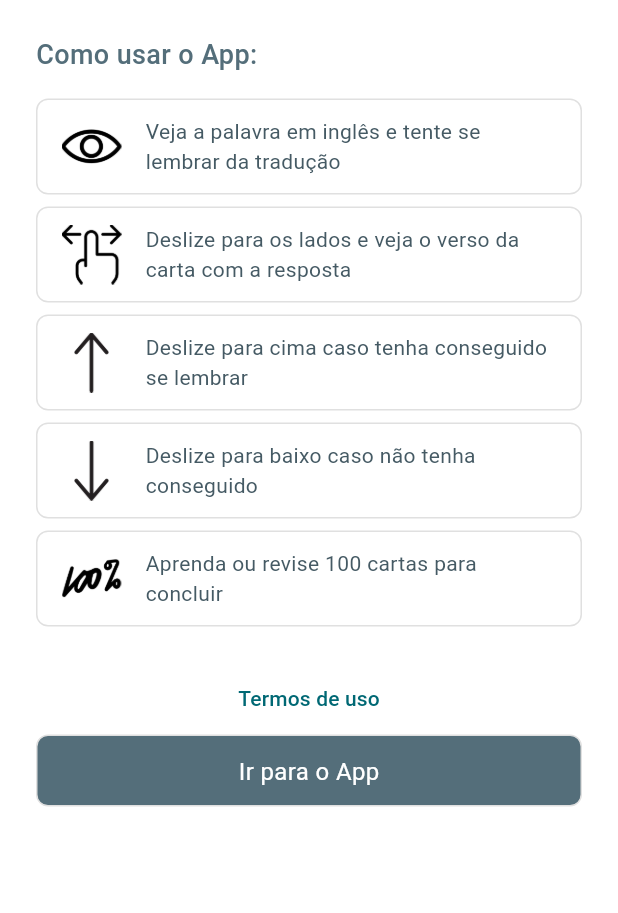
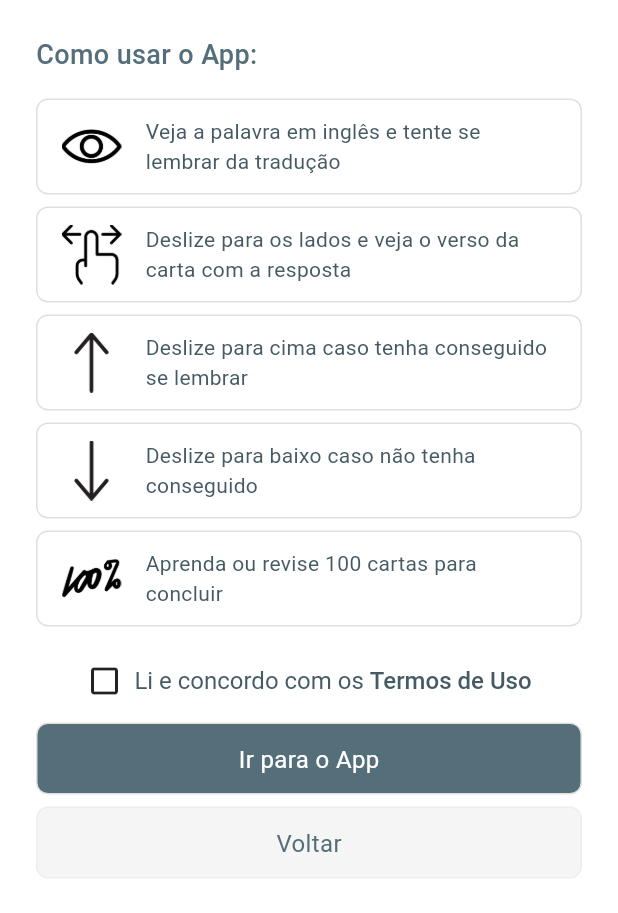
Before and after one commit to matvinFB/flash_cards, a Flutter app: the InfoScreen screen opened directly, on a phone screen of 412 x 824 dp, the part 323-1236 px from its top. Run offline on Flutter 3.47's test engine with Material 3 defaults, Android fonts, the phone set to English and light mode, and no system bars; our stand-ins replace device_info_plus, flutter_mobx, get_it, mobx, supabase_flutter; accounts and stored records are empty; generated files the repository leaves out were written again.

Commit message:
feat: add the need to accept the terms of use

```diff
--- a/lib/screens/info/info.view.dart
+++ b/lib/screens/info/info.view.dart
@@ -1,11 +1,39 @@
 import 'package:flash_app/screens/home/home.view.dart';
-import 'package:flash_app/screens/terms_of_use/termes_of_use_button.widget.dart';
+import 'package:flutter/gestures.dart';
 import 'package:flutter/material.dart';
 
+import '../terms_of_use/terms_of_use.view.dart';
 import 'widgets/card.widget.dart';
 
-class InfoScreen extends StatelessWidget {
+class InfoScreen extends StatefulWidget {
   const InfoScreen({super.key});
+
+  @override
+  State<InfoScreen> createState() => _InfoScreenState();
+}
+
+class _InfoScreenState extends State<InfoScreen> {
+  bool _termsOfUseChecked = false;
+  late TapGestureRecognizer _termsOfUseRecognizer;
+
+  @override
+  void initState() {
+    super.initState();
+
+    _termsOfUseRecognizer = TapGestureRecognizer()
+      ..onTap = () => Navigator.of(context).push(
+            MaterialPageRoute(
+              builder: (context) => const TermsOfUse(),
+            ),
+          );
+  }
+
+  @override
+  void dispose() {
+    super.dispose();
+
+    _termsOfUseRecognizer.dispose();
+  }
 
   @override
   Widget build(BuildContext context) {
@@ -95,13 +123,58 @@ class InfoScreen extends StatelessWidget {
             const SizedBox(
               height: 24,
             ),
-            const TermsOfUseButton(),
             GestureDetector(
-              onTap: () => Navigator.of(context).pushReplacement(
-                MaterialPageRoute(
-                  builder: (context) => Home(),
-                ),
+              onTap: () {
+                setState(() {
+                  _termsOfUseChecked = !_termsOfUseChecked;
+                });
+              },
+              child: Row(
+                mainAxisAlignment: MainAxisAlignment.center,
+                children: [
+                  Icon(
+                    _termsOfUseChecked
+                        ? Icons.check_box_outlined
+                        : Icons.check_box_outline_blank,
+                    size: 24,
+                  ),
+                  const SizedBox(
+                    width: 8,
+                  ),
+                  RichText(
+                    text: TextSpan(
+                      text: "Li e concordo com os ",
+                      style: const TextStyle(
+                        fontSize: 16,
+                        color: Color.fromRGBO(69, 90, 100, 1),
+                        fontWeight: FontWeight.w400,
+                      ),
+                      children: [
+                        TextSpan(
+                            text: "Termos de Uso",
+                            style: const TextStyle(
+                                color: Color.fromRGBO(69, 90, 100, 1),
+                                fontWeight: FontWeight.w500),
+                            recognizer: _termsOfUseRecognizer),
+                      ],
+                    ),
+                  ),
+                ],
               ),
+            ),
+            const SizedBox(
+              height: 16,
+            ),
+            GestureDetector(
+              onTap: () {
+                if (_termsOfUseChecked) {
+                  Navigator.of(context).pushReplacement(
+                    MaterialPageRoute(
+                      builder: (context) => const Home(),
+                    ),
+                  );
+                }
+              },
               child: Container(
                 height: 48,
                 decoration: BoxDecoration(
@@ -121,7 +194,32 @@ class InfoScreen extends StatelessWidget {
                   ),
                 ),
               ),
-            )
+            ),
+            const SizedBox(
+              height: 8,
+            ),
+            GestureDetector(
+              onTap: () => Navigator.of(context).pop(),
+              child: Container(
+                height: 48,
+                decoration: BoxDecoration(
+                  borderRadius: BorderRadius.circular(8),
+                  border: Border.all(color: Colors.grey.shade200, width: 1),
+                  color: Colors.grey.shade100,
+                ),
+                child: Center(
+                  child: Text(
+                    "Voltar",
+                    style: TextStyle(
+                      fontSize: 16,
+                      color: Colors.blueGrey.shade600,
+                      fontWeight: FontWeight.w400,
+                      height: 1.4,
+                    ),
+                  ),
+                ),
+              ),
+            ),
           ],
         ),
       ),
```
